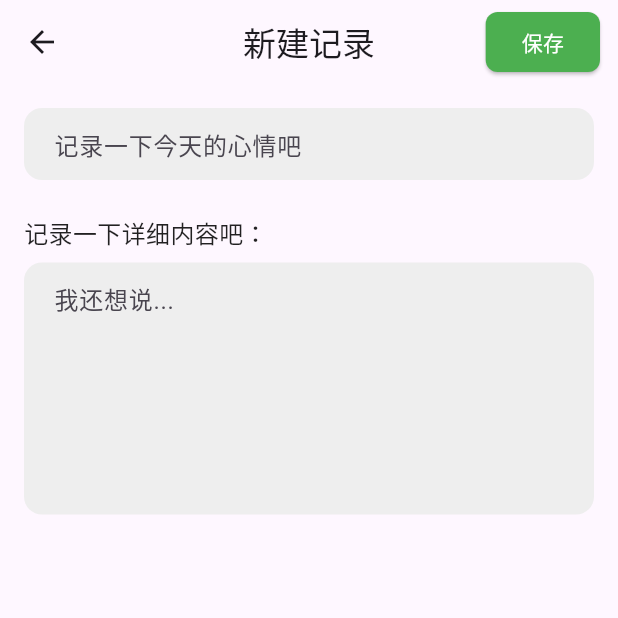
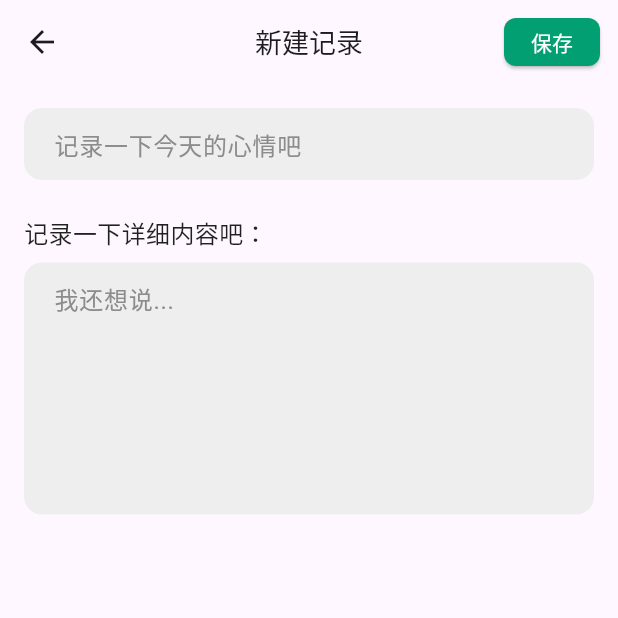
Before and after one commit to ContentMy/runfastxm_flutter, a Flutter app: the screen it shows after launch, item 3 of the bottom bar chosen, after a tap on "记录一下今天的心情吧", on a phone screen of 412 x 824 dp, the top half of it. Run offline on Flutter 3.47's test engine with Material 3 defaults, Android fonts, the phone set to English and light mode, and no system bars; our stand-ins replace flutter_local_notifications, flutter_slidable, fluttertoast, hive, hive_flutter, permission_handler and 1 more; accounts and stored records are empty.

Commit message:
需求：日记模块ui以及逻辑优化

```diff
--- a/lib/presentation/views/diary/diary_create_page.dart
+++ b/lib/presentation/views/diary/diary_create_page.dart
@@ -1,5 +1,7 @@
 import 'package:flutter/material.dart';
 import 'package:provider/provider.dart';
+import 'package:runfastxm_flutter/resources/colors.dart';
+import 'package:runfastxm_flutter/resources/strings.dart';
 import '../../../domain/models/diary.dart';
 import '../../view_models/diary_view_model.dart';
 
@@ -26,9 +28,9 @@ class _DiaryCreatePageState extends State<DiaryCreatePage> {
     final content = _contentController.text.trim();
 
     if (title.isEmpty) {
-      ScaffoldMessenger.of(context).showSnackBar(
-        const SnackBar(content: Text('标题不能为空')),
-      );
+      ScaffoldMessenger.of(
+        context,
+      ).showSnackBar(const SnackBar(content: Text('标题不能为空')));
       return;
     }
 
@@ -50,20 +52,34 @@ class _DiaryCreatePageState extends State<DiaryCreatePage> {
   Widget build(BuildContext context) {
     return Scaffold(
       appBar: AppBar(
-        title: const Text('新建记录'),
+        title: const Text(
+          Strings.diaryCreateTitle,
+          style: TextStyle(fontSize: 18),
+        ),
         centerTitle: true,
         actions: [
           Padding(
             padding: const EdgeInsets.symmetric(horizontal: 12),
-            child: ElevatedButton(
-              onPressed: _saveDiary,
-              style: ElevatedButton.styleFrom(
-                backgroundColor: Colors.green,
-                shape: RoundedRectangleBorder(
-                  borderRadius: BorderRadius.circular(8),
+            child: SizedBox(
+              width: 64, // ✅ 这里设置宽度
+              height: 32, // ✅ 这里设置高度
+              child: ElevatedButton(
+                onPressed: _saveDiary,
+                style: ElevatedButton.styleFrom(
+                  backgroundColor: AppColors.commonGreen,
+                  shape: RoundedRectangleBorder(
+                    borderRadius: BorderRadius.circular(8),
+                  ),
+                  padding: EdgeInsets.zero, // ✅ 去除内部默认 padding
+                ),
+                child: const Text(
+                  Strings.saveString,
+                  style: TextStyle(
+                    color: Colors.white,
+                    fontSize: 14, // ✅ 可进一步缩小文字
+                  ),
                 ),
               ),
-              child: const Text('保存', style: TextStyle(color: Colors.white)),
             ),
           ),
         ],
@@ -78,20 +94,23 @@ class _DiaryCreatePageState extends State<DiaryCreatePage> {
                 controller: _titleController,
                 style: const TextStyle(fontSize: 16),
                 decoration: InputDecoration(
-                  hintText: '记录一下今天的心情吧',
+                  hintText: Strings.diaryCreateTitleHint,
+                  hintStyle: TextStyle(color: AppColors.commonGray),
                   filled: true,
                   fillColor: Colors.grey.shade200,
                   border: OutlineInputBorder(
                     borderRadius: BorderRadius.circular(12),
                     borderSide: BorderSide.none,
                   ),
-                  contentPadding:
-                  const EdgeInsets.symmetric(horizontal: 16, vertical: 12),
+                  contentPadding: const EdgeInsets.symmetric(
+                    horizontal: 16,
+                    vertical: 12,
+                  ),
                 ),
               ),
               const SizedBox(height: 24),
               const Text(
-                '记录一下详细内容吧：',
+                Strings.diaryCreateContentPrompt,
                 style: TextStyle(fontSize: 16, color: Colors.black87),
               ),
               const SizedBox(height: 8),
@@ -99,15 +118,18 @@ class _DiaryCreatePageState extends State<DiaryCreatePage> {
                 controller: _contentController,
                 maxLines: 6,
                 decoration: InputDecoration(
-                  hintText: '我还想说...',
+                  hintText: Strings.diaryCreateContentHint,
+                  hintStyle: TextStyle(color: AppColors.commonGray),
                   filled: true,
                   fillColor: Colors.grey.shade200,
                   border: OutlineInputBorder(
                     borderRadius: BorderRadius.circular(12),
                     borderSide: BorderSide.none,
                   ),
-                  contentPadding:
-                  const EdgeInsets.symmetric(horizontal: 16, vertical: 12),
+                  contentPadding: const EdgeInsets.symmetric(
+                    horizontal: 16,
+                    vertical: 12,
+                  ),
                 ),
               ),
             ],
--- a/lib/presentation/views/diary/diary_page.dart
+++ b/lib/presentation/views/diary/diary_page.dart
@@ -2,6 +2,9 @@ import 'package:flutter/material.dart';
 import 'package:intl/intl.dart';
 import 'package:provider/provider.dart';
 import '../../../domain/models/diary.dart';
+import '../../../resources/assets.dart';
+import '../../../resources/colors.dart';
+import '../../../resources/strings.dart';
 import '../../view_models/diary_view_model.dart';
 import 'diary_create_page.dart';
 
@@ -12,7 +15,7 @@ class DiaryPage extends StatelessWidget {
   Widget build(BuildContext context) {
     return Scaffold(
       appBar: AppBar(
-        title: const Text('记录生活'),
+        title: const Text(Strings.diaryTitle),
       ),
       body: Consumer<DiaryViewModel>(
         builder: (context, viewModel, child) {
@@ -41,11 +44,11 @@ class DiaryPage extends StatelessWidget {
                     color: Colors.grey[200],
                     borderRadius: BorderRadius.circular(12),
                   ),
-                  child: const Align(
+                  child: Align(
                     alignment: Alignment.centerLeft,
                     child: Text(
-                      '记录一下今天的心情吧',
-                      style: TextStyle(color: Colors.black54),
+                      Strings.diaryCreateTitleHint,
+                      style: TextStyle(color: AppColors.commonGray),
                     ),
                   ),
                 ),
@@ -54,8 +57,9 @@ class DiaryPage extends StatelessWidget {
                 child: entries.isEmpty
                     ? const Center(
                   child: Text(
-                    '暂无日记记录',
-                    style: TextStyle(fontSize: 16, color: Colors.black54),
+                    Strings.diaryEmptyContent,
+                    textAlign: TextAlign.center,
+                    style: TextStyle(color: AppColors.commonGreen,fontWeight: FontWeight.w600),
                   ),
                 )
                     : Stack(
@@ -148,7 +152,7 @@ class _DiaryItem extends StatelessWidget {
       ),
       child: Row(
         children: [
-          const Icon(Icons.sentiment_satisfied, size: 40),
+          Image.asset(Assets.diaryImgSmail, width: 36, height: 36),
           const SizedBox(width: 12),
           Expanded(
             child: Column(
--- a/lib/presentation/views/goal/goal_page.dart
+++ b/lib/presentation/views/goal/goal_page.dart
@@ -43,7 +43,7 @@ class GoalPage extends StatelessWidget {
                   child: Text(
                     Strings.goalEmptyContent,
                     textAlign: TextAlign.center,
-                    style: TextStyle(color: AppColors.commonGreen),
+                    style: TextStyle(color: AppColors.commonGreen,fontWeight: FontWeight.w600),
                   ),
                 )
               : ListView.builder(
@@ -74,8 +74,8 @@ class GoalPage extends StatelessWidget {
                           children: [
                             Image.asset(
                               icons[index],
-                              width: 24,
-                              height: 24,
+                              width: 48,
+                              height: 48,
                               fit: BoxFit.contain,
                             ),
                             const SizedBox(width: 12),
--- a/lib/presentation/views/reminder/reminder_page.dart
+++ b/lib/presentation/views/reminder/reminder_page.dart
@@ -75,7 +75,7 @@ class _ReminderBody extends StatelessWidget {
             child: Text(
               Strings.reminderEmptyContent,
               textAlign: TextAlign.center,
-              style: TextStyle(color: AppColors.commonGreen),
+              style: TextStyle(color: AppColors.commonGreen,fontWeight: FontWeight.w600),
             ),
           )
         : ListView.builder(
--- a/lib/resources/assets.dart
+++ b/lib/resources/assets.dart
@@ -50,7 +50,7 @@ class Assets {
   ];
 
   ///diary
-  static const String diaryImgSmail = 'assets/images/';
+  static const String diaryImgSmail = 'assets/images/diary/ui_emoji_smile.png';
   ///setting
   static const String settingImgSmail = 'assets/images/';
 }
--- a/lib/resources/strings.dart
+++ b/lib/resources/strings.dart
@@ -38,6 +38,12 @@ class Strings {
   static const goalCreateEndTimeDefault = '永不结束';
   ///diary
   static const diaryTitle = '记录生活';
+  static const diaryEmptyContent = '这里还没有生活记录哦~\n点击上面的输入框写下你的生活记录吧！';
+  static const diaryCreateTitleHint = '记录一下今天的心情吧';
+  static const diaryCreateTitle = '新建记录';
+  static const diaryCreateContentPrompt = '记录一下详细内容吧：';
+  static const diaryCreateContentHint = '我还想说...';
+  static const diaryCreateImagePrompt = '选择想要的图片吧：';
   ///settings
   static const settingsTitle = '个人设置';
 }
```
Also changed, not shown: lib/presentation/views/reminder/reminder_completed_page.dart (+45 -15 lines).
